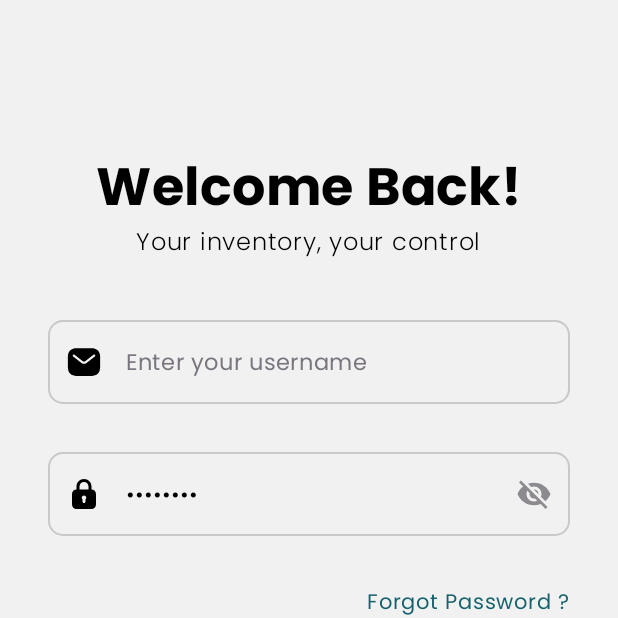
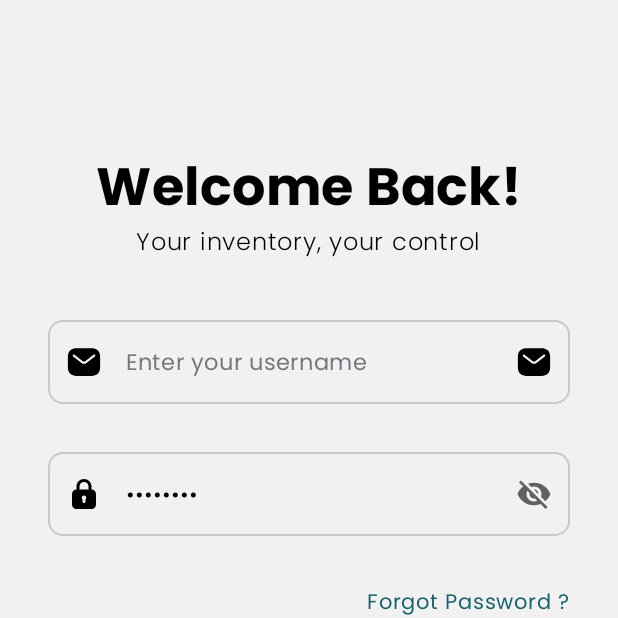
Before and after one commit to dwiaziprasetya/StockkuApp, an Android app built with Jetpack Compose: the screen it shows after launch (MainActivity), on a phone screen of 412 x 824 dp, the top half of it. Run offline under Robolectric (Android 15) with nearby library versions, the phone set to English and light mode, and no system bars.

Commit message:
Update Login Screen

```diff
--- a/app/src/main/java/com/example/stokkuai/presentation/ui/screen/auth/login/LoginScreen.kt
+++ b/app/src/main/java/com/example/stokkuai/presentation/ui/screen/auth/login/LoginScreen.kt
@@ -30,11 +30,8 @@ import androidx.compose.runtime.remember
 import androidx.compose.runtime.setValue
 import androidx.compose.ui.Alignment
 import androidx.compose.ui.Modifier
-import androidx.compose.ui.focus.FocusRequester
 import androidx.compose.ui.focus.onFocusChanged
 import androidx.compose.ui.graphics.Color
-import androidx.compose.ui.graphics.painter.Painter
-import androidx.compose.ui.platform.LocalFocusManager
 import androidx.compose.ui.platform.LocalSoftwareKeyboardController
 import androidx.compose.ui.res.painterResource
 import androidx.compose.ui.res.stringResource
@@ -57,7 +54,6 @@ fun LoginScreen(modifier: Modifier = Modifier) {
         password = "wakakaka",
         onUsernameChange = {},
         onPasswordChange = {},
-        icon = painterResource(R.drawable.icon_visibility_off),
         passwordVisibility = false,
         onPasswordVisibilityChange = {},
         onSignUpClick = {},
@@ -73,7 +69,6 @@ fun LoginContent(
     password: String,
     onUsernameChange: (String) -> Unit,
     onPasswordChange: (String) -> Unit,
-    icon: Painter,
     passwordVisibility: Boolean,
     onPasswordVisibilityChange: () -> Unit,
     onSignUpClick: () -> Unit,
@@ -119,7 +114,8 @@ fun LoginContent(
                 value = username,
                 hint = stringResource(R.string.enter_your_username),
                 onValueChange = onUsernameChange,
-                trailingIcon = {},
+                trailingIconResId = R.drawable.icon_email,
+                onTrailingIconClick = {},
                 isError = false,
                 errorMessage = "",
                 leadingIconResId = R.drawable.icon_email
@@ -128,13 +124,8 @@ fun LoginContent(
                 value = password,
                 hint = stringResource(R.string.enter_your_password),
                 onValueChange = onPasswordChange,
-                trailingIcon = {
-                    Icon(
-                        painter = icon,
-                        contentDescription = null,
-                        modifier = Modifier.clickable { onPasswordVisibilityChange() }
-                    )
-                },
+                trailingIconResId = R.drawable.icon_visibility_off, // Sesuaikan dengan ikon visibility password
+                onTrailingIconClick = { onPasswordVisibilityChange() },
                 isError = passwordError,
                 errorMessage = stringResource(R.string.error_password),
                 visualTransformation = if (passwordVisibility) VisualTransformation.None
@@ -263,7 +254,8 @@ fun LoginContent(
 fun CustomOutlinedTextField(
     value: String,
     onValueChange: (String) -> Unit,
-    trailingIcon: @Composable () -> Unit,
+    trailingIconResId: Int,
+    onTrailingIconClick: () -> Unit,
     visualTransformation: VisualTransformation = VisualTransformation.None,
     isError: Boolean,
     leadingIconResId: Int,
@@ -271,8 +263,6 @@ fun CustomOutlinedTextField(
     hint: String = ""
 ) {
     val keyboardController = LocalSoftwareKeyboardController.current
-    val focusRequester = remember { FocusRequester() }
-    val focusManager = LocalFocusManager.current
     var isFocused by remember { mutableStateOf(false) }
 
     OutlinedTextField(
@@ -314,7 +304,16 @@ fun CustomOutlinedTextField(
             .fillMaxWidth()
             .onFocusChanged { isFocused = it.isFocused },
         trailingIcon = {
-            trailingIcon()
+            Icon(
+                painter = painterResource(trailingIconResId),
+                contentDescription = null,
+                tint = when {
+                    isError -> MaterialTheme.colorScheme.error
+                    isFocused -> MaterialTheme.colorScheme.primary
+                    else -> MaterialTheme.colorScheme.onPrimary
+                },
+                modifier = Modifier.clickable { onTrailingIconClick() }
+            )
         },
         visualTransformation = visualTransformation,
         textStyle = TextStyle(
@@ -346,7 +345,6 @@ private fun LoginContentPreview() {
             password = "",
             onUsernameChange = {},
             onPasswordChange = {},
-            icon = painterResource(R.drawable.icon_visibility_off),
             passwordVisibility = true,
             onPasswordVisibilityChange = {},
             onSignUpClick = {},
```
